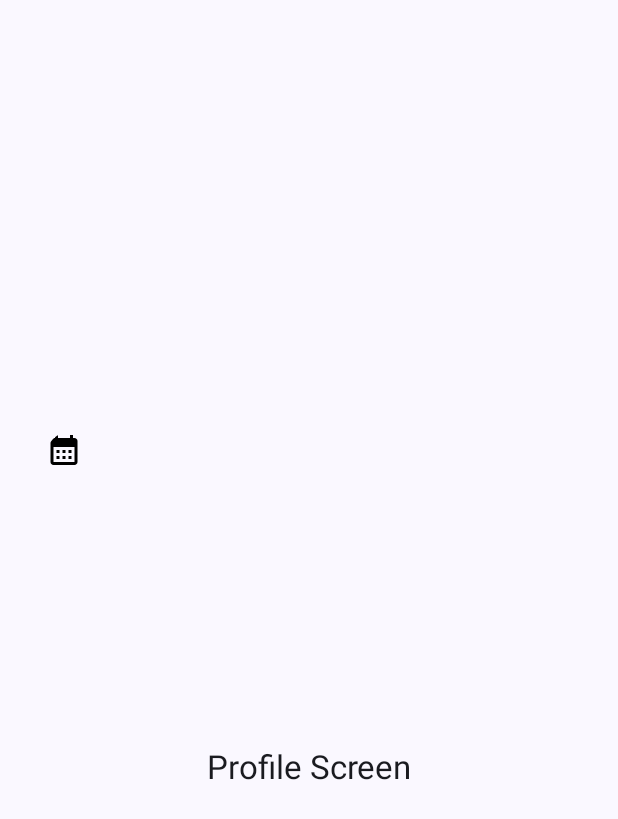
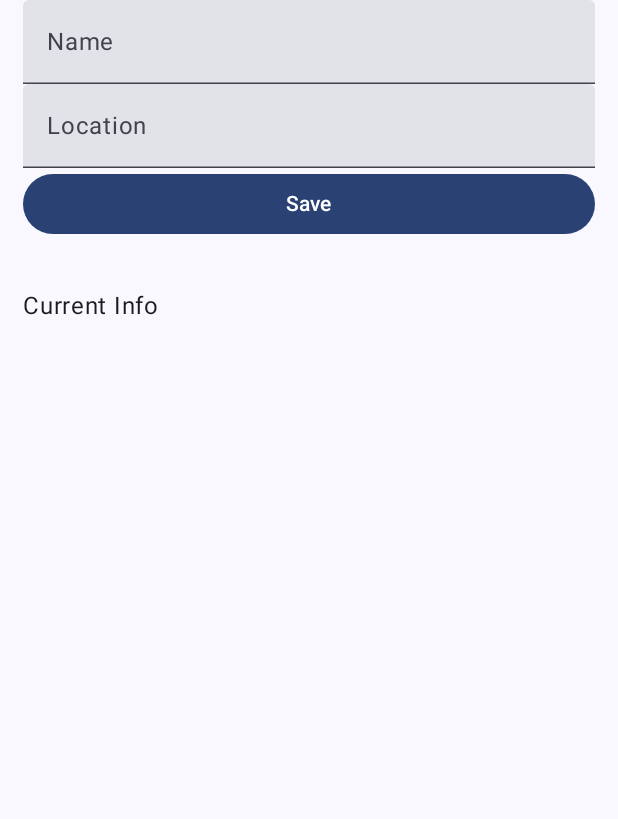
Before and after one commit to darlingson/zochitika-app, an Android app built with Jetpack Compose: the composable ProfileScreen shown on its own in the app's theme, on a phone screen of 412 x 824 dp. Shown: the top 819 px of the screen. Run offline under Robolectric (Android 15) with nearby library versions, the phone set to English and light mode, and no system bars.

Commit message:
added textfields for the name and location

```diff
--- a/app/src/main/java/com/codeshinobi/zochitika/screens/navigation/Profile.kt
+++ b/app/src/main/java/com/codeshinobi/zochitika/screens/navigation/Profile.kt
@@ -1,25 +1,24 @@
 package com.codeshinobi.zochitika.screens.navigation
 
-import androidx.compose.foundation.Image
-import androidx.compose.foundation.layout.Arrangement
-import androidx.compose.foundation.layout.Box
 import androidx.compose.foundation.layout.Column
+import androidx.compose.foundation.layout.Spacer
 import androidx.compose.foundation.layout.fillMaxSize
 import androidx.compose.foundation.layout.fillMaxWidth
-import androidx.compose.foundation.layout.height
 import androidx.compose.foundation.layout.padding
+import androidx.compose.material3.Button
 import androidx.compose.material3.MaterialTheme
 import androidx.compose.material3.Surface
 import androidx.compose.material3.Text
+import androidx.compose.material3.TextField
 import androidx.compose.runtime.Composable
+import androidx.compose.runtime.getValue
+import androidx.compose.runtime.mutableStateOf
+import androidx.compose.runtime.saveable.rememberSaveable
+import androidx.compose.runtime.setValue
 import androidx.compose.ui.Alignment
 import androidx.compose.ui.Modifier
-import androidx.compose.ui.draw.clip
-import androidx.compose.ui.layout.ContentScale
-import androidx.compose.ui.res.painterResource
 import androidx.compose.ui.unit.dp
 import androidx.navigation.NavController
-import com.codeshinobi.zochitika.R
 import com.codeshinobi.zochitika.ui.theme.ZochitikaTheme
 
 @Composable
@@ -30,27 +29,45 @@ fun ProfileScreen(navController: NavController) {
             color = MaterialTheme.colorScheme.background
         ) {
             Column(
-                modifier = Modifier.fillMaxSize().padding(15.dp),
+                modifier = Modifier
+                    .fillMaxSize(),
                 horizontalAlignment = Alignment.CenterHorizontally,
-                verticalArrangement = Arrangement.Center
             )  {
-                Box(
-                    modifier = Modifier.fillMaxWidth()
-                        .height(200.dp)
-                        .padding(horizontal = 15.dp, vertical = 10.dp)
-                        .clip(MaterialTheme.shapes.large)
+                var name by rememberSaveable { mutableStateOf("") }
+                var loc by rememberSaveable {
+                    mutableStateOf("")
+                }
+                Column(
+                    modifier = Modifier
+                        .fillMaxWidth()
+                        .padding(horizontal = 15.dp)
                 ) {
-                    Image(
-                        painter = painterResource(R.drawable.baseline_calendar_month_24),
-                        contentDescription = "profile_screen_bg",
-                        contentScale = ContentScale.Crop
+                    TextField(
+                        value = name,
+                        onValueChange = {
+                            name = it
+                        },
+                        Modifier.fillMaxWidth(),
+                        label = { Text("Name") }
                     )
+                    TextField(
+                        value = loc,
+                        onValueChange = {
+                            loc = it
+                        },
+                        Modifier.fillMaxWidth(),
+                        label = { Text("Location") }
+                    )
+                    Button(
+                        onClick = { /*TODO*/ },
+                        Modifier.fillMaxWidth(),
+                    ) {
+                        Text("Save")
+                    }
+                    Spacer(modifier = Modifier.padding(top=16.dp, bottom = 16.dp))
+                    Text(text = "Current Info")
+
                 }
-                Text(
-                    "Profile Screen",
-                    style = MaterialTheme.typography.titleLarge,
-                    modifier = Modifier.padding(vertical = 20.dp)
-                )
             }
         }
     }
```
